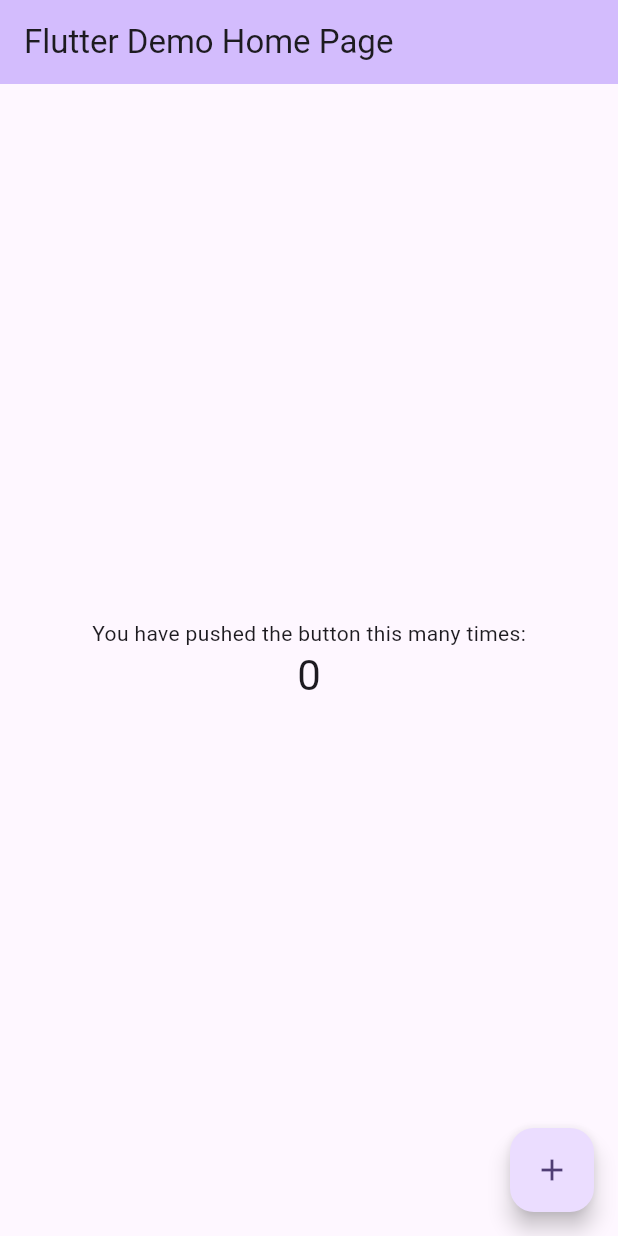
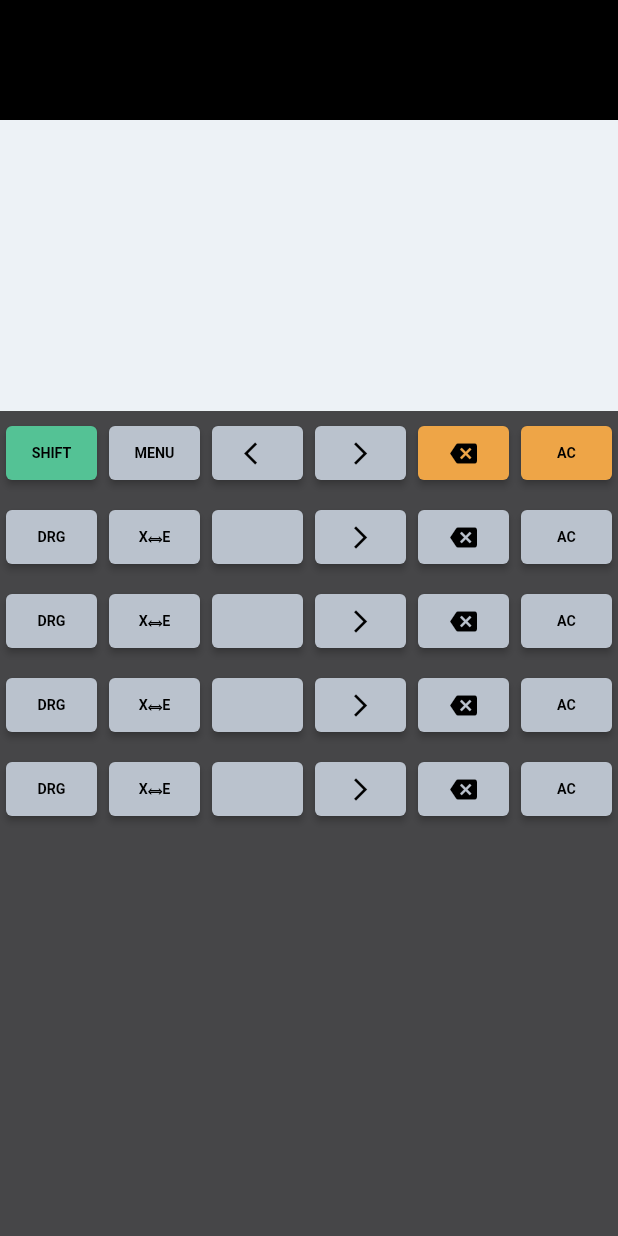
Before and after one commit to VictorCuerdo/InfiniCalc, a Flutter app: the screen it shows after launch, on a phone screen of 412 x 824 dp. Run offline on Flutter 3.47's test engine with Material 2 defaults, Android fonts, the phone set to English and light mode, and no system bars.

Commit message:
first attempts

```diff
--- a/lib/main.dart
+++ b/lib/main.dart
@@ -1,125 +1,20 @@
 import 'package:flutter/material.dart';
 
-void main() {
-  runApp(const MyApp());
-}
+import 'ui/home_screen.dart';
 
-class MyApp extends StatelessWidget {
-  const MyApp({super.key});
+void main() => runApp(const InfiniCalc());
 
-  // This widget is the root of your application.
+class InfiniCalc extends StatelessWidget {
+  const InfiniCalc({super.key});
+
   @override
   Widget build(BuildContext context) {
     return MaterialApp(
-      title: 'Flutter Demo',
+      title: 'InfiniCalc',
       theme: ThemeData(
-        // This is the theme of your application.
-        //
-        // TRY THIS: Try running your application with "flutter run". You'll see
-        // the application has a blue toolbar. Then, without quitting the app,
-        // try changing the seedColor in the colorScheme below to Colors.green
-        // and then invoke "hot reload" (save your changes or press the "hot
-        // reload" button in a Flutter-supported IDE, or press "r" if you used
-        // the command line to start the app).
-        //
-        // Notice that the counter didn't reset back to zero; the application
-        // state is not lost during the reload. To reset the state, use hot
-        // restart instead.
-        //
-        // This works for code too, not just values: Most code changes can be
-        // tested with just a hot reload.
-        colorScheme: ColorScheme.fromSeed(seedColor: Colors.deepPurple),
-        useMaterial3: true,
+        primarySwatch: Colors.blue,
       ),
-      home: const MyHomePage(title: 'Flutter Demo Home Page'),
+      home: const HomeScreen(),
     );
   }
 }
-
-class MyHomePage extends StatefulWidget {
-  const MyHomePage({super.key, required this.title});
-
-  // This widget is the home page of your application. It is stateful, meaning
-  // that it has a State object (defined below) that contains fields that affect
-  // how it looks.
-
-  // This class is the configuration for the state. It holds the values (in this
-  // case the title) provided by the parent (in this case the App widget) and
-  // used by the build method of the State. Fields in a Widget subclass are
-  // always marked "final".
-
-  final String title;
-
-  @override
-  State<MyHomePage> createState() => _MyHomePageState();
-}
-
-class _MyHomePageState extends State<MyHomePage> {
-  int _counter = 0;
-
-  void _incrementCounter() {
-    setState(() {
-      // This call to setState tells the Flutter framework that something has
-      // changed in this State, which causes it to rerun the build method below
-      // so that the display can reflect the updated values. If we changed
-      // _counter without calling setState(), then the build method would not be
-      // called again, and so nothing would appear to happen.
-      _counter++;
-    });
-  }
-
-  @override
-  Widget build(BuildContext context) {
-    // This method is rerun every time setState is called, for instance as done
-    // by the _incrementCounter method above.
-    //
-    // The Flutter framework has been optimized to make rerunning build methods
-    // fast, so that you can just rebuild anything that needs updating rather
-    // than having to individually change instances of widgets.
-    return Scaffold(
-      appBar: AppBar(
-        // TRY THIS: Try changing the color here to a specific color (to
-        // Colors.amber, perhaps?) and trigger a hot reload to see the AppBar
-        // change color while the other colors stay the same.
-        backgroundColor: Theme.of(context).colorScheme.inversePrimary,
-        // Here we take the value from the MyHomePage object that was created by
-        // the App.build method, and use it to set our appbar title.
-        title: Text(widget.title),
-      ),
-      body: Center(
-        // Center is a layout widget. It takes a single child and positions it
-        // in the middle of the parent.
-        child: Column(
-          // Column is also a layout widget. It takes a list of children and
-          // arranges them vertically. By default, it sizes itself to fit its
-          // children horizontally, and tries to be as tall as its parent.
-          //
-          // Column has various properties to control how it sizes itself and
-          // how it positions its children. Here we use mainAxisAlignment to
-          // center the children vertically; the main axis here is the vertical
-          // axis because Columns are vertical (the cross axis would be
-          // horizontal).
-          //
-          // TRY THIS: Invoke "debug painting" (choose the "Toggle Debug Paint"
-          // action in the IDE, or press "p" in the console), to see the
-          // wireframe for each widget.
-          mainAxisAlignment: MainAxisAlignment.center,
-          children: <Widget>[
-            const Text(
-              'You have pushed the button this many times:',
-            ),
-            Text(
-              '$_counter',
-              style: Theme.of(context).textTheme.headlineMedium,
-            ),
-          ],
-        ),
-      ),
-      floatingActionButton: FloatingActionButton(
-        onPressed: _incrementCounter,
-        tooltip: 'Increment',
-        child: const Icon(Icons.add),
-      ), // This trailing comma makes auto-formatting nicer for build methods.
-    );
-  }
-}
--- /dev/null
+++ b/lib/models/calculator_model.dart
@@ -0,0 +1,7 @@
+class CalculatorModel {
+  String currentInput = '';
+  String result = '';
+  double? memory; // Add memory
+
+  // Add more properties if needed
+}
--- /dev/null
+++ b/lib/ui/calculator_display.dart
@@ -0,0 +1,31 @@
+import 'package:flutter/material.dart';
+
+class CalculatorDisplay extends StatelessWidget {
+  final String text;
+
+  const CalculatorDisplay({super.key, required this.text});
+
+  @override
+  Widget build(BuildContext context) {
+    return Column(
+      children: [
+        // Black Container
+        Container(
+          height: 80,
+          color: Colors.black,
+        ),
+        // Your existing Container
+        Container(
+          padding:
+              const EdgeInsets.only(top: 150, left: 0, right: 0, bottom: 16),
+          width: double.infinity,
+          color: const Color(0xFFEDF2F6),
+          child: Text(
+            text,
+            style: const TextStyle(fontSize: 24),
+          ),
+        ),
+      ],
+    );
+  }
+}
--- /dev/null
+++ b/lib/ui/home_screen.dart
@@ -0,0 +1,180 @@
+//ignore_for_file: library_private_types_in_public_api
+import 'package:flutter/material.dart';
+
+import '../controllers/calculator_controller.dart';
+import '../models/calculator_model.dart';
+import '../widgets/calculator_button.dart';
+import 'calculator_display.dart';
+
+class HomeScreen extends StatefulWidget {
+  const HomeScreen({Key? key}) : super(key: key);
+
+  @override
+  _HomeScreenState createState() => _HomeScreenState();
+}
+
+class _HomeScreenState extends State<HomeScreen> {
+  final CalculatorModel _model = CalculatorModel();
+  late final CalculatorController _controller;
+
+  _HomeScreenState() {
+    _controller = CalculatorController(_model);
+  }
+
+  @override
+  Widget build(BuildContext context) {
+    return Scaffold(
+      backgroundColor: const Color(0xFF464648),
+      body: Column(
+        children: [
+          CalculatorDisplay(text: _model.currentInput), // Display the input
+          //ROW 1
+          Row(
+            children: [
+              CalculatorButton(
+                  label: "SHIFT",
+                  onPressed: () {},
+                  bgColor: const Color(0xFF54C295)),
+              CalculatorButton(
+                  label: "MENU",
+                  onPressed: () {},
+                  bgColor: const Color(0xFFBAC2CD)),
+              CalculatorButton(
+                  label: Icons.arrow_back_ios,
+                  onPressed: () {},
+                  bgColor: const Color(0xFFBAC2CD)),
+              CalculatorButton(
+                  label: Icons.arrow_forward_ios,
+                  onPressed: () {},
+                  bgColor: const Color(0xFFBAC2CD)),
+              CalculatorButton(
+                  label: Icons.backspace,
+                  onPressed: () {},
+                  bgColor: const Color(0xFFEEA547)),
+              CalculatorButton(
+                  label: "AC",
+                  onPressed: () {},
+                  bgColor: const Color(0xFFEEA547)),
+            ],
+          ),
+//ROW 2
+          Row(
+            children: [
+              CalculatorButton(
+                  label: "DRG",
+                  onPressed: () {},
+                  bgColor: const Color(0xFFBAC2CD)),
+              CalculatorButton(
+                  label: "X⟺E",
+                  onPressed: () {},
+                  bgColor: const Color(0xFFBAC2CD)),
+              CalculatorButton(
+                  label: "",
+                  onPressed: () {},
+                  bgColor: const Color(0xFFBAC2CD)),
+              CalculatorButton(
+                  label: Icons.arrow_forward_ios,
+                  onPressed: () {},
+                  bgColor: const Color(0xFFBAC2CD)),
+              CalculatorButton(
+                  label: Icons.backspace,
+                  onPressed: () {},
+                  bgColor: const Color(0xFFBAC2CD)),
+              CalculatorButton(
+                  label: "AC",
+                  onPressed: () {},
+                  bgColor: const Color(0xFFBAC2CD)),
+            ],
+          ),
+          //ROW 3
+          Row(
+            children: [
+              CalculatorButton(
+                  label: "DRG",
+                  onPressed: () {},
+                  bgColor: const Color(0xFFBAC2CD)),
+              CalculatorButton(
+                  label: "X⟺E",
+                  onPressed: () {},
+                  bgColor: const Color(0xFFBAC2CD)),
+              CalculatorButton(
+                  label: "",
+                  onPressed: () {},
+                  bgColor: const Color(0xFFBAC2CD)),
+              CalculatorButton(
+                  label: Icons.arrow_forward_ios,
+                  onPressed: () {},
+                  bgColor: const Color(0xFFBAC2CD)),
+              CalculatorButton(
+                  label: Icons.backspace,
+                  onPressed: () {},
+                  bgColor: const Color(0xFFBAC2CD)),
+              CalculatorButton(
+                  label: "AC",
+                  onPressed: () {},
+                  bgColor: const Color(0xFFBAC2CD)),
+            ],
+          ),
+          //ROW 4
+          Row(
+            children: [
+              CalculatorButton(
+                  label: "DRG",
+                  onPressed: () {},
+                  bgColor: const Color(0xFFBAC2CD)),
+              CalculatorButton(
+                  label: "X⟺E",
+                  onPressed: () {},
+                  bgColor: const Color(0xFFBAC2CD)),
+              CalculatorButton(
+                  label: "",
+                  onPressed: () {},
+                  bgColor: const Color(0xFFBAC2CD)),
+              CalculatorButton(
+                  label: Icons.arrow_forward_ios,
+                  onPressed: () {},
+                  bgColor: const Color(0xFFBAC2CD)),
+              CalculatorButton(
+                  label: Icons.backspace,
+                  onPressed: () {},
+                  bgColor: const Color(0xFFBAC2CD)),
+              CalculatorButton(
+                  label: "AC",
+                  onPressed: () {},
+                  bgColor: const Color(0xFFBAC2CD)),
+            ],
+          ),
+          //ROW 5
+          Row(
+            children: [
+              CalculatorButton(
+                  label: "DRG",
+                  onPressed: () {},
+                  bgColor: const Color(0xFFBAC2CD)),
+              CalculatorButton(
+                  label: "X⟺E",
+                  onPressed: () {},
+                  bgColor: const Color(0xFFBAC2CD)),
+              CalculatorButton(
+                  label: "",
+                  onPressed: () {},
+                  bgColor: const Color(0xFFBAC2CD)),
+              CalculatorButton(
+                  label: Icons.arrow_forward_ios,
+                  onPressed: () {},
+                  bgColor: const Color(0xFFBAC2CD)),
+              CalculatorButton(
+                  label: Icons.backspace,
+                  onPressed: () {},
+                  bgColor: const Color(0xFFBAC2CD)),
+              CalculatorButton(
+                  label: "AC",
+                  onPressed: () {},
+                  bgColor: const Color(0xFFBAC2CD)),
+            ],
+          ),
+        ],
+      ),
+    );
+  }
+}
--- /dev/null
+++ b/lib/widgets/calculator_button.dart
@@ -0,0 +1,37 @@
+import 'package:flutter/material.dart';
+
+class CalculatorButton extends StatelessWidget {
+  final dynamic label; // Change data type to dynamic
+  final Function() onPressed;
+  final Color bgColor;
+
+  const CalculatorButton({
+    super.key,
+    required this.label, // Keep label as it is
+    required this.onPressed,
+    required this.bgColor,
+  });
+
+  @override
+  Widget build(BuildContext context) {
+    return Expanded(
+      child: Padding(
+        padding: const EdgeInsets.all(4.0),
+        child: ElevatedButton(
+          onPressed: onPressed, // Render text otherwise
+          style: ElevatedButton.styleFrom(
+            backgroundColor: bgColor,
+          ),
+          child: label is IconData // Check if label is of type IconData
+              ? Icon(label,
+                  color: Colors.black, size: 18) // Render icon if true
+              : Text(label,
+                  style: const TextStyle(
+                      color: Colors.black,
+                      fontSize: 9.5,
+                      fontWeight: FontWeight.bold)),
+        ),
+      ),
+    );
+  }
+}
```
Also changed, not shown: lib/controllers/calculator_controller.dart (added, +81 -0 lines), lib/ui/display_panel.dart (added, +19 -0 lines), lib/widgets/button_row.dart (added, +31 -0 lines), pubspec.yaml (+4 -31 lines), assets/matriz.png (added), pubspec.lock.
